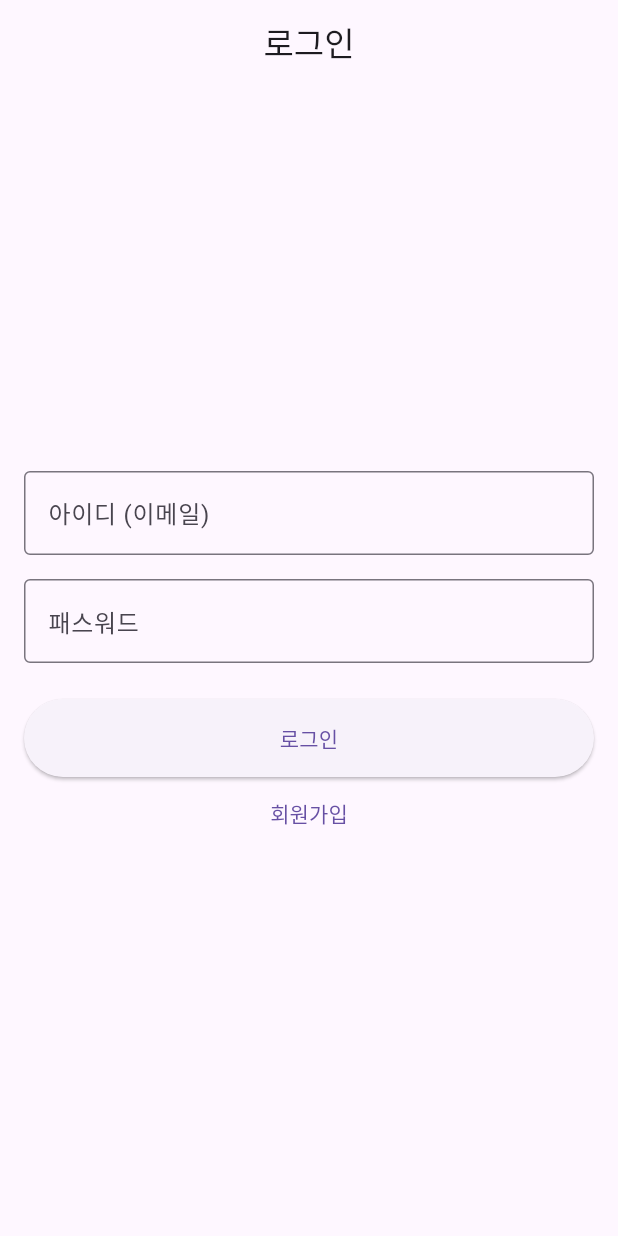
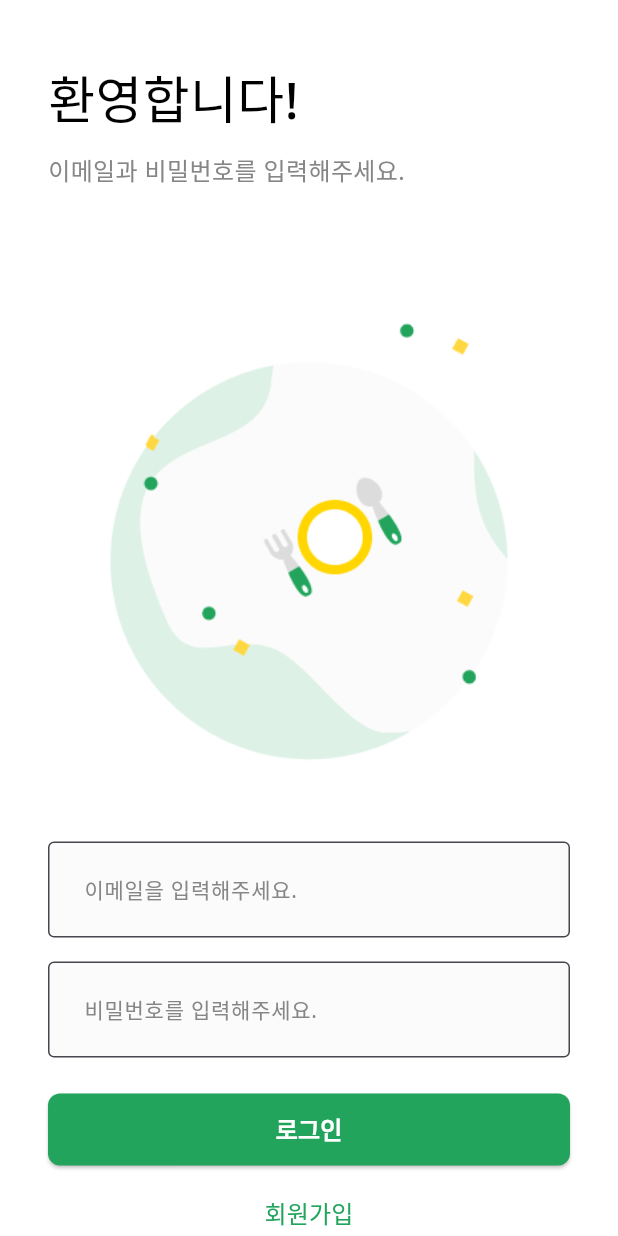
Before and after one commit to SeongYeonUk/food_recipe_app, a Flutter app: the screen it shows after launch, on a phone screen of 412 x 824 dp. Run offline on Flutter 3.47's test engine with Material 3 defaults, Android fonts, the light colour scheme and no system bars.

Commit message:
로그인 기본 기능 추가

```diff
--- /dev/null
+++ b/lib/common/Component/custom_text_form.dart
@@ -0,0 +1,52 @@
+import 'package:flutter/material.dart';
+import 'package:food_recipe_app/common/const/colors.dart';
+
+class CustomTextForm extends StatelessWidget {
+  final String? hintText;
+  final String? errorText;
+  final bool obscureText;
+  final ValueChanged<String>? onChanged;
+  final TextEditingController? controller;
+  const CustomTextForm({
+    this.onChanged,
+    this.hintText,
+    this.errorText,
+    this.obscureText = false,
+    this.controller,
+    Key? key,
+  }) : super(key: key);
+
+  @override
+  Widget build(BuildContext context) {
+    final baseBorder = OutlineInputBorder(
+      borderSide: BorderSide(
+        color: INPUT_BORDER_COLOR,
+        width: 1.0,
+      )
+    );
+    return TextFormField(
+      controller: controller,
+      cursorColor: PRIMARY_COLOR,
+      obscureText: obscureText,
+      onChanged: onChanged,
+      decoration: InputDecoration(
+        contentPadding: EdgeInsets.all(20),
+        hintText: hintText,
+        errorText: errorText,
+        hintStyle: TextStyle(
+          color: BODY_TEXT_COLOR,
+          fontSize: 14.0,
+        ),
+        fillColor: INPUT_BG_COLOR,
+        filled: true,
+        border: baseBorder,
+        focusedBorder: baseBorder.copyWith(
+          borderSide: baseBorder.borderSide.copyWith(
+            color: PRIMARY_COLOR,
+          ),
+        ),
+
+      ),
+    );
+  }
+}
--- /dev/null
+++ b/lib/common/const/colors.dart
@@ -0,0 +1,10 @@
+import 'package:flutter/material.dart';
+
+//주 색상
+const PRIMARY_COLOR = Color(0xFF22A45D);
+//글자 색상
+const BODY_TEXT_COLOR = Color(0xFF868686);
+// 인풋 필드 배경 색
+const INPUT_BG_COLOR = Color(0xFFFBFBFB);
+// 인풋 필드 테두리 색
+const INPUT_BORDER_COLOR = Color(0xFFF3F2F2);
--- /dev/null
+++ b/lib/food_recipe_app/lib/screens/splash_screen.dart
@@ -0,0 +1 @@
+// TODO Implement this library.
--- a/lib/main.dart
+++ b/lib/main.dart
@@ -1,7 +1,9 @@
 import 'package:flutter/material.dart';
+import 'package:food_recipe_app/screens/splash_screen.dart';
+import '../../../../food_recipe_app/lib/screens/splash_screen.dart';
 import 'screens/login_screen.dart';
 import 'screens/main_screen.dart';
-
+import 'screens/signup_screen.dart';
 void main() {
   runApp(const MyApp());
 }
@@ -14,14 +16,17 @@ class MyApp extends StatelessWidget {
     return MaterialApp(
       title: '1인 가구 식재료 관리 앱',
       theme: ThemeData(
-        primarySwatch: Colors.blue,
+        fontFamily: 'NotoSans',
+        primarySwatch: Colors.green,
         visualDensity: VisualDensity.adaptivePlatformDensity,
       ),
       // 초기 라우트를 로그인 화면으로 설정합니다.
       initialRoute: '/',
       routes: {
-        '/': (context) => const LoginScreen(),
+        '/': (context) => const SplashScreen(),
+        '/login': (context) => const LoginScreen(),
         '/main': (context) => const MainScreen(),
+        '/signup': (context) => const SignUpScreen(),
       },
     );
   }
--- a/lib/screens/login_screen.dart
+++ b/lib/screens/login_screen.dart
@@ -1,55 +1,154 @@
 import 'package:flutter/material.dart';
+import 'package:food_recipe_app/common/Component/custom_text_form.dart';
+import 'package:food_recipe_app/common/const/colors.dart';
+import 'package:food_recipe_app/user/user_repository.dart';
 
-class LoginScreen extends StatelessWidget {
+// StatefulWidget으로 변경하여 사용자의 입력 상태를 관리합니다.
+class LoginScreen extends StatefulWidget {
   const LoginScreen({super.key});
+
+  @override
+  State<LoginScreen> createState() => _LoginScreenState();
+}
+
+class _LoginScreenState extends State<LoginScreen> {
+  final TextEditingController _emailController = TextEditingController();
+  final TextEditingController _passwordController = TextEditingController();
+
+  final UserRepository _userRepository = UserRepository();
+
+  @override
+  void dispose() {
+    _emailController.dispose();
+    _passwordController.dispose();
+    super.dispose();
+  }
+
+
+  void _login() async {
+    final email = _emailController.text;
+    final password = _passwordController.text;
+
+    // 간단한 유효성 검사
+    if (email.isEmpty || password.isEmpty) {
+      _showSnackBar('이메일과 비밀번호를 모두 입력해주세요.');
+      return;
+    }
+
+
+    final success = await _userRepository.login(email, password);
+
+    // 비동기 작업 후 위젯이 화면에 그대로 있는지 확인 (필수)
+    if (mounted) {
+      if (success) {
+        // 로그인 성공 시
+        _showSnackBar('로그인에 성공했습니다!');
+        // MainScreen으로 이동합니다.
+        // pushReplacementNamed를 사용하면 로그인 화면으로 다시 돌아올 수 없게 만듭니다.
+        Navigator.of(context).pushReplacementNamed('/main');
+      } else {
+        // 로그인 실패 시
+        _showSnackBar('이메일 또는 비밀번호가 일치하지 않습니다.');
+      }
+    }
+  }
+
+  // 사용자에게 메시지를 보여주기 위한 SnackBar 함수
+  void _showSnackBar(String message) {
+    ScaffoldMessenger.of(context).showSnackBar(
+      SnackBar(content: Text(message)),
+    );
+  }
 
   @override
   Widget build(BuildContext context) {
     return Scaffold(
-      appBar: AppBar(
-        title: const Text('로그인'),
-        centerTitle: true,
+      backgroundColor: Colors.white,
+      body: SafeArea(
+        child: SingleChildScrollView(
+          // 키보드가 올라올 때 화면이 깨지지 않도록
+          child: Padding(
+            padding: const EdgeInsets.symmetric(horizontal: 32.0),
+            child: Column(
+              crossAxisAlignment: CrossAxisAlignment.start,
+              children: [
+                const SizedBox(height: 40),
+                const Text(
+                  '환영합니다!',
+                  style: TextStyle(
+                    fontSize: 34,
+                    fontWeight: FontWeight.w500,
+                    color: Colors.black,
                   ),
-      body: Padding(
-        padding: const EdgeInsets.all(16.0),
-        child: Column(
-          mainAxisAlignment: MainAxisAlignment.center,
-          crossAxisAlignment: CrossAxisAlignment.stretch,
-          children: <Widget>[
-            TextFormField(
-              decoration: const InputDecoration(
-                labelText: '아이디 (이메일)',
-                border: OutlineInputBorder(),
                 ),
-              keyboardType: TextInputType.emailAddress,
+                const SizedBox(height: 12),
+                const Text(
+                  '이메일과 비밀번호를 입력해주세요.',
+                  style: TextStyle(
+                    fontSize: 16,
+                    color: BODY_TEXT_COLOR,
                   ),
-            const SizedBox(height: 16.0),
-            TextFormField(
-              decoration: const InputDecoration(
-                labelText: '패스워드',
-                border: OutlineInputBorder(),
                 ),
+                const SizedBox(height: 48),
+                Center(
+                  child: Image.asset(
+                    'asset/img/login_logo.png',
+                    width: 400,
+                    height: 340,
+                    fit: BoxFit.contain,
+                  ),
+                ),
+                const SizedBox(height: 48),
+                // 5. CustomTextForm에 컨트롤러 연결
+                CustomTextForm(
+                  controller: _emailController,
+                  hintText: '이메일을 입력해주세요.',
+                ),
+                const SizedBox(height: 16),
+                CustomTextForm(
+                  controller: _passwordController,
+                  hintText: '비밀번호를 입력해주세요.',
                   obscureText: true,
                 ),
-            const SizedBox(height: 24.0),
+                const SizedBox(height: 24),
+                // 6. 로그인 버튼에 _login 함수 연결
                 ElevatedButton(
-              onPressed: () {
-                // TODO: 로그인 로직 구현
-                // 로그인 성공 시 메인 화면으로 이동
-                Navigator.pushReplacementNamed(context, '/main');
-              },
+                  onPressed: _login,
                   style: ElevatedButton.styleFrom(
-                padding: const EdgeInsets.symmetric(vertical: 16.0),
+                    minimumSize: const Size(double.infinity, 48),
+                    backgroundColor: PRIMARY_COLOR,
+                    shape: RoundedRectangleBorder(
+                      borderRadius: BorderRadius.circular(8),
                     ),
-              child: const Text('로그인'),
                   ),
+                  child: const Text(
+                    '로그인',
+                    style: TextStyle(
+                      fontSize: 16,
+                      fontWeight: FontWeight.bold,
+                      color: Colors.white,
+                    ),
+                  ),
+                ),
+                const SizedBox(height: 8),
                 TextButton(
                   onPressed: () {
-                // TODO: 회원가입 화면으로 이동
+                    Navigator.of(context).pushNamed('/signup');
                   },
-              child: const Text('회원가입'),
+                  style: TextButton.styleFrom(
+                    minimumSize: const Size(double.infinity, 48),
+                  ),
+                  child: const Text(
+                    '회원가입',
+                    style: TextStyle(
+                      fontSize: 16,
+                      color: PRIMARY_COLOR,
+                    ),
+                  ),
                 ),
               ],
+            ),
+          ),
         ),
       ),
     );
--- /dev/null
+++ b/lib/user/user_repository.dart
@@ -0,0 +1,49 @@
+class UserRepository {
+  static final UserRepository _instance = UserRepository._internal();
+
+  factory UserRepository() {
+    return _instance;
+  }
+
+  UserRepository._internal();
+
+  // 사용자 정보를 저장할 Map (key: 이메일, value: 비밀번호)
+  // final 키워드를 사용하여 이 Map이 다른 Map으로 교체되는 것을 방지합니다.
+  final Map<String, String> _users = {};
+
+  /// 회원가입 메서드
+  /// [email]과 [password]를 받아 저장합니다.
+  Future<bool> signUp(String email, String password) async {
+    // 실제 서버와 통신하는 것처럼 보이게 하기 위해 1초의 딜레이를 줍니다.
+    // Future.delayed를 사용하면 비동기 처리를 흉내 낼 수 있습니다.
+    await Future.delayed(const Duration(seconds: 1));
+
+    // 이미 존재하는 이메일인지 확인합니다.
+    if (_users.containsKey(email)) {
+      // 디버깅을 위해 콘솔에 실패 로그를 출력합니다.
+      print('회원가입 실패: 이미 존재하는 이메일 ($email)');
+      return false; // 이미 이메일이 존재하면 false를 반환합니다.
+    }
+
+    // 새 사용자 정보를 Map에 저장합니다.
+    _users[email] = password;
+
+    // 디버깅을 위해 콘솔에 현재 저장된 모든 사용자 목록을 출력합니다.
+    print('회원가입 성공: 현재 사용자 목록 -> $_users');
+    return true; // 회원가입에 성공하면 true를 반환합니다.
+  }
+
+  /// (참고) 나중에 로그인 기능 구현 시 사용할 메서드
+  Future<bool> login(String email, String password) async {
+    // 마찬가지로 네트워크 딜레이를 흉내 냅니다.
+    await Future.delayed(const Duration(seconds: 1));
+
+    // 이메일이 존재하지 않거나, 비밀번호가 일치하지 않으면 false를 반환합니다.
+    if (!_users.containsKey(email) || _users[email] != password) {
+      return false;
+    }
+
+    // 모든 조건이 맞으면 로그인 성공으로 간주하고 true를 반환합니다.
+    return true;
+  }
+}
```
Also changed, not shown: lib/screens/signup_screen.dart (added, +137 -0 lines), lib/screens/splash_screen.dart (added, +47 -0 lines), pubspec.yaml (+19 -0 lines), asset/img/login_logo.png (added), 6 other files. Lines whose indentation alone changed are shown as unchanged.
